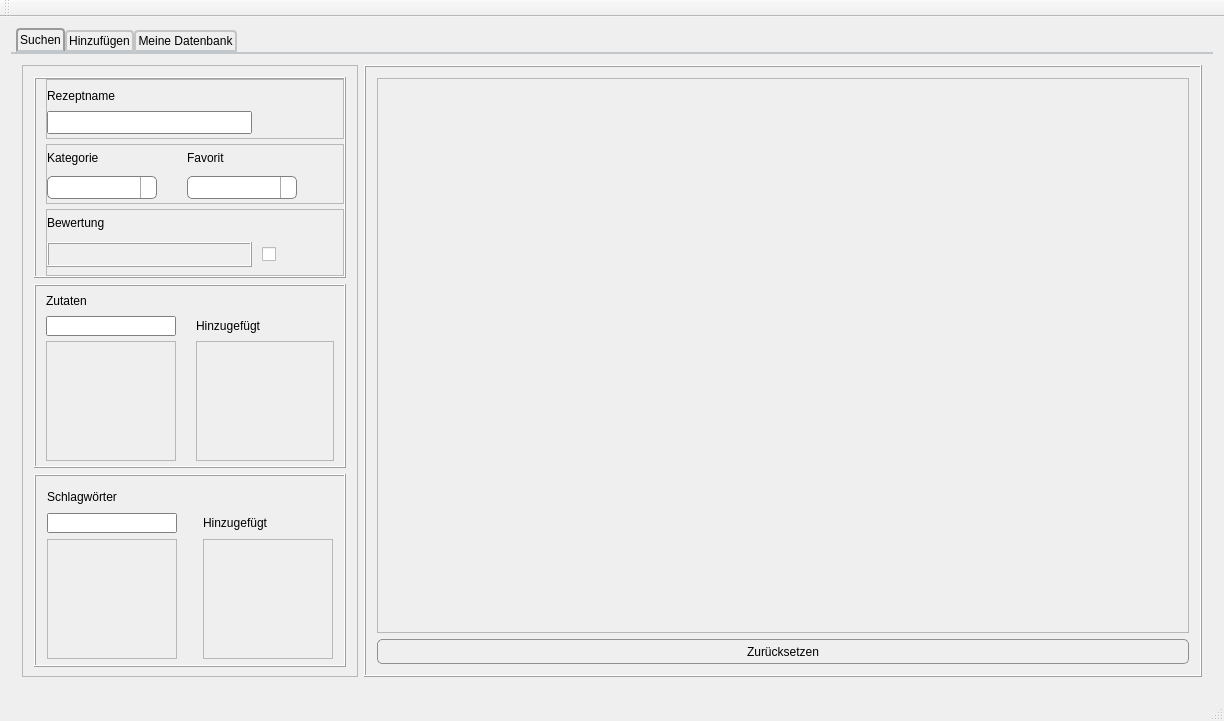
The window that mainwindow.ui (DaDarkDan/CookAndBakeryDb) describes before a commit, drawn with Qt 5.
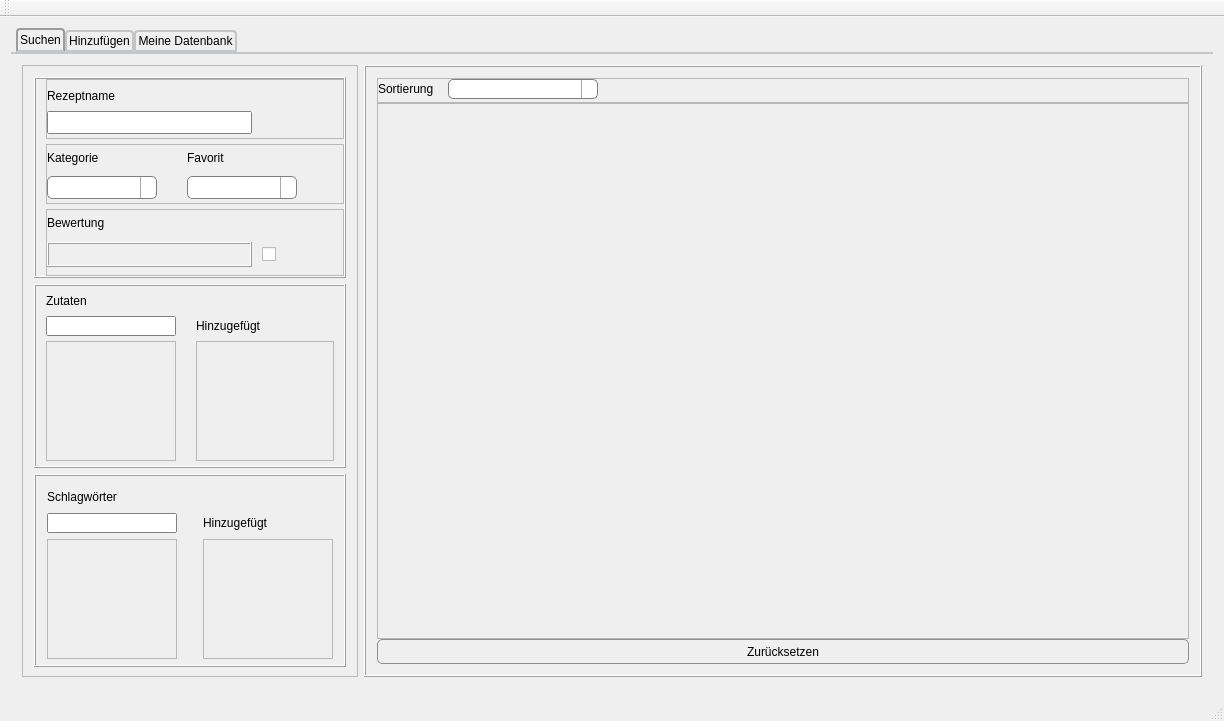
The same window after the commit. The open tabs and pages were chosen to show the change.

```diff
--- a/mainwindow.ui
+++ b/mainwindow.ui
@@ -767,6 +767,102 @@
            <enum>QFrame::Raised</enum>
           </property>
           <layout class="QVBoxLayout" name="verticalLayout">
+           <property name="spacing">
+            <number>0</number>
+           </property>
+           <item>
+            <widget class="QFrame" name="searchSortFrame">
+             <property name="minimumSize">
+              <size>
+               <width>0</width>
+               <height>25</height>
+              </size>
+             </property>
+             <property name="maximumSize">
+              <size>
+               <width>16777215</width>
+               <height>25</height>
+              </size>
+             </property>
+             <property name="frameShape">
+              <enum>QFrame::StyledPanel</enum>
+             </property>
+             <property name="frameShadow">
+              <enum>QFrame::Raised</enum>
+             </property>
+             <layout class="QHBoxLayout" name="horizontalLayout_6">
+              <property name="spacing">
+               <number>0</number>
+              </property>
+              <property name="leftMargin">
+               <number>0</number>
+              </property>
+              <property name="topMargin">
+               <number>0</number>
+              </property>
+              <property name="rightMargin">
+               <number>0</number>
+              </property>
+              <property name="bottomMargin">
+               <number>5</number>
+              </property>
+              <item>
+               <widget class="QLabel" name="searchSortLabel">
+                <property name="minimumSize">
+                 <size>
+                  <width>70</width>
+                  <height>20</height>
+                 </size>
+                </property>
+                <property name="maximumSize">
+                 <size>
+                  <width>70</width>
+                  <height>20</height>
+                 </size>
+                </property>
+                <property name="text">
+                 <string>Sortierung</string>
+                </property>
+               </widget>
+              </item>
+              <item>
+               <widget class="QComboBox" name="searchSortComboBox">
+                <property name="sizePolicy">
+                 <sizepolicy hsizetype="Preferred" vsizetype="Preferred">
+                  <horstretch>0</horstretch>
+                  <verstretch>0</verstretch>
+                 </sizepolicy>
+                </property>
+                <property name="minimumSize">
+                 <size>
+                  <width>150</width>
+                  <height>20</height>
+                 </size>
+                </property>
+                <property name="maximumSize">
+                 <size>
+                  <width>150</width>
+                  <height>20</height>
+                 </size>
+                </property>
+               </widget>
+              </item>
+              <item>
+               <spacer name="horizontalSpacer">
+                <property name="orientation">
+                 <enum>Qt::Horizontal</enum>
+                </property>
+                <property name="sizeHint" stdset="0">
+                 <size>
+                  <width>40</width>
+                  <height>20</height>
+                 </size>
+                </property>
+               </spacer>
+              </item>
+             </layout>
+            </widget>
+           </item>
            <item>
             <widget class="QScrollArea" name="searchFoundRecipesScrollView">
              <property name="minimumSize">
@@ -784,7 +880,7 @@
                 <x>0</x>
                 <y>0</y>
                 <width>830</width>
-                <height>552</height>
+                <height>533</height>
                </rect>
               </property>
              </widget>
```
